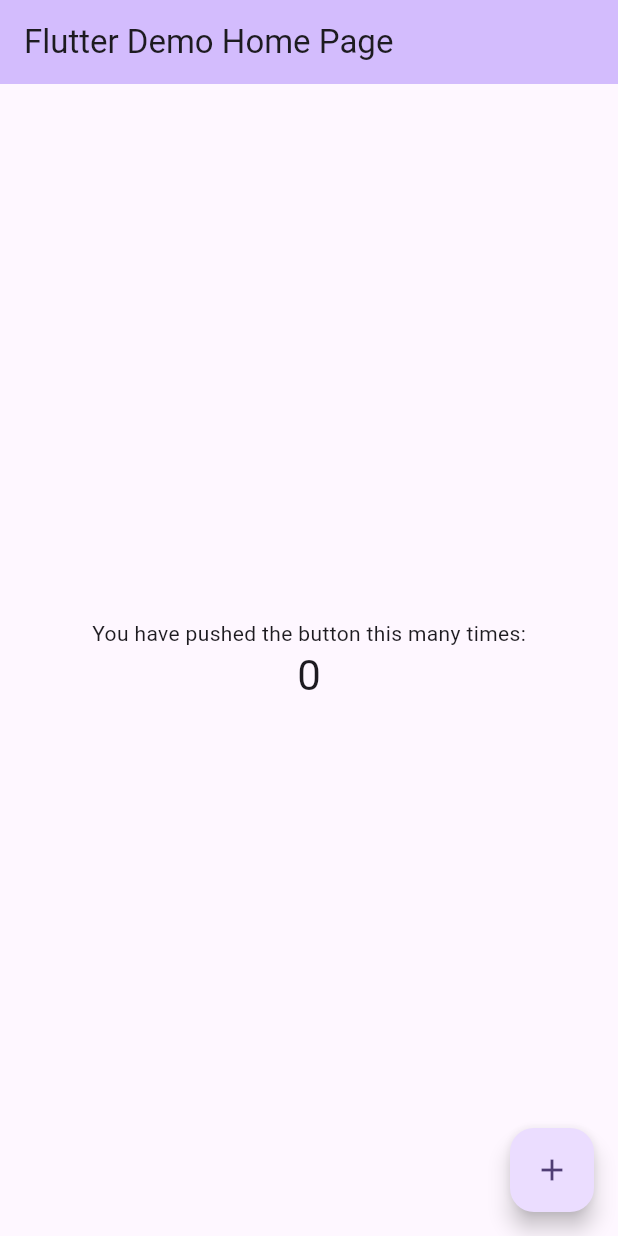
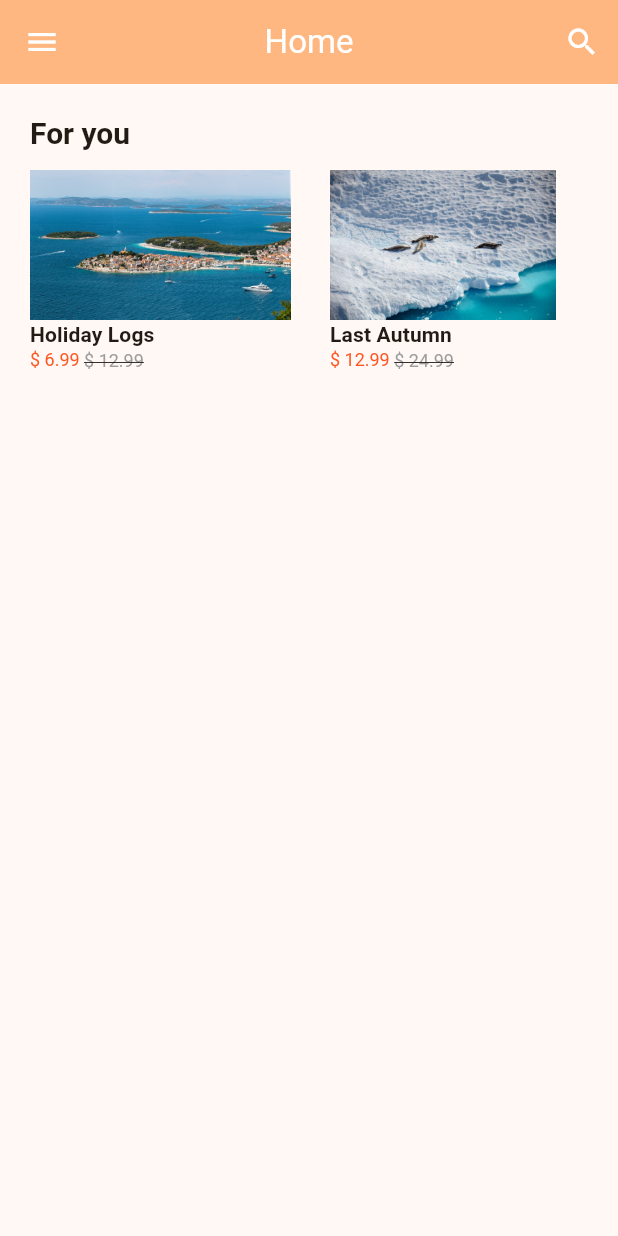
Before and after one commit to Keriw01/audio_book, a Flutter app: the screen it shows after launch, on a phone screen of 412 x 824 dp. Run offline on Flutter 3.47's test engine with Material 2 defaults, Android fonts, the phone set to English and light mode, and no system bars.

Commit message:
Favorite books listView created

```diff
--- /dev/null
+++ b/lib/home_page/books_list.dart
@@ -0,0 +1,12 @@
+import '../models/book_item.dart';
+
+List<BookItem> books = [
+  BookItem("croatia.jpg", "Holiday Logs", "6.99", "12.99", true),
+  BookItem("antar.jpg", "Last Autumn", "12.99", "24.99", true),
+  BookItem("croatia.jpg", "Holiday Logs 2", "16.99", "22.99", true),
+  BookItem("croatia.jpg", "Holiday Logs 3", "14.99", "20.99", true),
+  BookItem("antar.jpg", "Last Autumn", "12.99", "24.99", true),
+  BookItem("croatia.jpg", "Holiday Logs 3", "14.99", "20.99", true),
+  BookItem("croatia.jpg", "Holiday Logs 3", "14.99", "20.99", true),
+
+];
--- /dev/null
+++ b/lib/home_page/fav_item.dart
@@ -0,0 +1,41 @@
+import 'package:flutter/material.dart';
+
+import '../models/book_item.dart';
+
+class FavItem extends StatelessWidget {
+  final BookItem book;
+
+  const FavItem({super.key, required this.book});
+  @override
+  Widget build(BuildContext context) {
+    return Column(
+      crossAxisAlignment: CrossAxisAlignment.start,
+      children: [
+        Row(
+          children: [
+            Image.asset(
+              "assets/images/${book.imageUrl}",
+              width: 200,
+              height: 100,
+              alignment: Alignment.centerLeft,
+            ),
+          ],
+        ),
+        Row(
+          children: [
+            Text(book.title, style: Theme.of(context).textTheme.titleSmall),
+          ],
+        ),
+        Row(
+          children: [
+            Text("\$ ${book.priceActual} ", style: Theme.of(context).textTheme.displaySmall,),
+            Text(
+              "\$ ${book.priceWithDiscount}",
+              style: Theme.of(context).textTheme.displayMedium,
+            ),
+          ],
+        )
+      ],
+    );
+  }
+}
--- /dev/null
+++ b/lib/home_page/favorite_items.dart
@@ -0,0 +1,38 @@
+import 'package:flutter/material.dart';
+import 'books_list.dart';
+import 'fav_item.dart';
+
+class FavoriteItems extends StatefulWidget {
+  const FavoriteItems({super.key});
+
+  @override
+  State<FavoriteItems> createState() => _FavoriteItemsState();
+}
+
+class _FavoriteItemsState extends State<FavoriteItems> {
+
+  @override
+  Widget build(BuildContext context) {
+    return Center(
+      child: SizedBox(
+        width: double.infinity,
+        child: Column(
+          crossAxisAlignment: CrossAxisAlignment.start,
+          children: [
+             Text("For you", style: Theme.of(context).textTheme.headlineSmall,),
+            const SizedBox(height: 10,),
+            SizedBox(
+              height: 200,
+              width: double.infinity,
+              child: ListView(
+                scrollDirection: Axis.horizontal,
+                children: <Widget> [
+                  for(int i=0; i<books.length; i++)
+                  FavItem(book: books[i])
+                ],
+              )),
+          ],
+        ),
+      ));
+  }
+}
--- /dev/null
+++ b/lib/home_page/home_page.dart
@@ -0,0 +1,39 @@
+import 'package:flutter/material.dart';
+import 'package:testproject/home_page/favorite_items.dart';
+
+class HomePage extends StatelessWidget {
+  const HomePage({super.key});
+
+  @override
+  Widget build(BuildContext context) {
+    return Scaffold(
+      appBar: AppBar(
+        backgroundColor: Theme.of(context).colorScheme.inversePrimary,
+        foregroundColor: Colors.white,
+        title: const Text('Home'),
+        centerTitle: true,
+        leading: Builder(builder: (context) {
+          return IconButton(icon: const Icon(Icons.menu),
+          onPressed: (){}
+          ,);
+        },),
+        actions: [
+          Builder(builder: (context) {
+          return IconButton(icon: const Icon(Icons.search),
+          onPressed: (){}
+          ,);
+        },),
+        ],
+      ),
+      body:  const Padding(
+        padding: EdgeInsets.all(20.0),
+        child: Column(
+          mainAxisAlignment: MainAxisAlignment.start,
+          children: <Widget>[
+            FavoriteItems(),
+          ],
+        ),
+      ),
+    );
+  }
+}
--- a/lib/main.dart
+++ b/lib/main.dart
@@ -1,4 +1,5 @@
 import 'package:flutter/material.dart';
+import 'home_page/home_page.dart';
 
 void main() {
   runApp(const MyApp());
@@ -7,119 +8,23 @@ void main() {
 class MyApp extends StatelessWidget {
   const MyApp({super.key});
 
-  // This widget is the root of your application.
   @override
   Widget build(BuildContext context) {
     return MaterialApp(
-      title: 'Flutter Demo',
+      title: 'Book Voice',
       theme: ThemeData(
-        // This is the theme of your application.
-        //
-        // TRY THIS: Try running your application with "flutter run". You'll see
-        // the application has a blue toolbar. Then, without quitting the app,
-        // try changing the seedColor in the colorScheme below to Colors.green
-        // and then invoke "hot reload" (save your changes or press the "hot
-        // reload" button in a Flutter-supported IDE, or press "r" if you used
-        // the command line to start the app).
-        //
-        // Notice that the counter didn't reset back to zero; the application
-        // state is not lost during the reload. To reset the state, use hot
-        // restart instead.
-        //
-        // This works for code too, not just values: Most code changes can be
-        // tested with just a hot reload.
-        colorScheme: ColorScheme.fromSeed(seedColor: Colors.deepPurple),
-        useMaterial3: true,
-      ),
-      home: const MyHomePage(title: 'Flutter Demo Home Page'),
+          colorScheme: ColorScheme.fromSeed(
+            seedColor: const Color.fromARGB(255, 255, 136, 0),
+          ),
+          useMaterial3: true,
+          textTheme: const TextTheme(
+            titleSmall: TextStyle(fontSize: 14, fontWeight: FontWeight.bold),
+            titleMedium: TextStyle(fontSize: 18, fontWeight: FontWeight.bold),
+            headlineSmall: TextStyle(fontSize: 20, fontWeight: FontWeight.bold),
+            displaySmall: TextStyle(fontSize: 12, color: Colors.deepOrange),
+            displayMedium: TextStyle(fontSize: 12, color: Colors.grey, decoration: TextDecoration.lineThrough),
+          )),
+      home: const HomePage(),
     );
   }
 }
-
-class MyHomePage extends StatefulWidget {
-  const MyHomePage({super.key, required this.title});
-
-  // This widget is the home page of your application. It is stateful, meaning
-  // that it has a State object (defined below) that contains fields that affect
-  // how it looks.
-
-  // This class is the configuration for the state. It holds the values (in this
-  // case the title) provided by the parent (in this case the App widget) and
-  // used by the build method of the State. Fields in a Widget subclass are
-  // always marked "final".
-
-  final String title;
-
-  @override
-  State<MyHomePage> createState() => _MyHomePageState();
-}
-
-class _MyHomePageState extends State<MyHomePage> {
-  int _counter = 0;
-
-  void _incrementCounter() {
-    setState(() {
-      // This call to setState tells the Flutter framework that something has
-      // changed in this State, which causes it to rerun the build method below
-      // so that the display can reflect the updated values. If we changed
-      // _counter without calling setState(), then the build method would not be
-      // called again, and so nothing would appear to happen.
-      _counter++;
-    });
-  }
-
-  @override
-  Widget build(BuildContext context) {
-    // This method is rerun every time setState is called, for instance as done
-    // by the _incrementCounter method above.
-    //
-    // The Flutter framework has been optimized to make rerunning build methods
-    // fast, so that you can just rebuild anything that needs updating rather
-    // than having to individually change instances of widgets.
-    return Scaffold(
-      appBar: AppBar(
-        // TRY THIS: Try changing the color here to a specific color (to
-        // Colors.amber, perhaps?) and trigger a hot reload to see the AppBar
-        // change color while the other colors stay the same.
-        backgroundColor: Theme.of(context).colorScheme.inversePrimary,
-        // Here we take the value from the MyHomePage object that was created by
-        // the App.build method, and use it to set our appbar title.
-        title: Text(widget.title),
-      ),
-      body: Center(
-        // Center is a layout widget. It takes a single child and positions it
-        // in the middle of the parent.
-        child: Column(
-          // Column is also a layout widget. It takes a list of children and
-          // arranges them vertically. By default, it sizes itself to fit its
-          // children horizontally, and tries to be as tall as its parent.
-          //
-          // Column has various properties to control how it sizes itself and
-          // how it positions its children. Here we use mainAxisAlignment to
-          // center the children vertically; the main axis here is the vertical
-          // axis because Columns are vertical (the cross axis would be
-          // horizontal).
-          //
-          // TRY THIS: Invoke "debug painting" (choose the "Toggle Debug Paint"
-          // action in the IDE, or press "p" in the console), to see the
-          // wireframe for each widget.
-          mainAxisAlignment: MainAxisAlignment.center,
-          children: <Widget>[
-            const Text(
-              'You have pushed the button this many times:',
-            ),
-            Text(
-              '$_counter',
-              style: Theme.of(context).textTheme.headlineMedium,
-            ),
-          ],
-        ),
-      ),
-      floatingActionButton: FloatingActionButton(
-        onPressed: _incrementCounter,
-        tooltip: 'Increment',
-        child: const Icon(Icons.add),
-      ), // This trailing comma makes auto-formatting nicer for build methods.
-    );
-  }
-}
--- /dev/null
+++ b/lib/models/book_item.dart
@@ -0,0 +1,12 @@
+class BookItem
+{
+  String imageUrl;
+  String title;
+  String priceActual;
+  String priceWithDiscount;
+  bool discount;
+
+  BookItem(this.imageUrl, this.title, this.priceActual, this.priceWithDiscount, this.discount);
+
+
+}
--- /dev/null
+++ b/lib/models/book_list.dart
@@ -0,0 +1,9 @@
+import 'book_item.dart';
+
+class BookList
+{
+  String name;
+  List <BookItem> listBook;
+
+  BookList(this.name, this.listBook);
+}
```
Also changed, not shown: pubspec.yaml (+5 -4 lines), assets/images/antar.jpg (added), assets/images/croatia.jpg (added), pubspec.lock.
